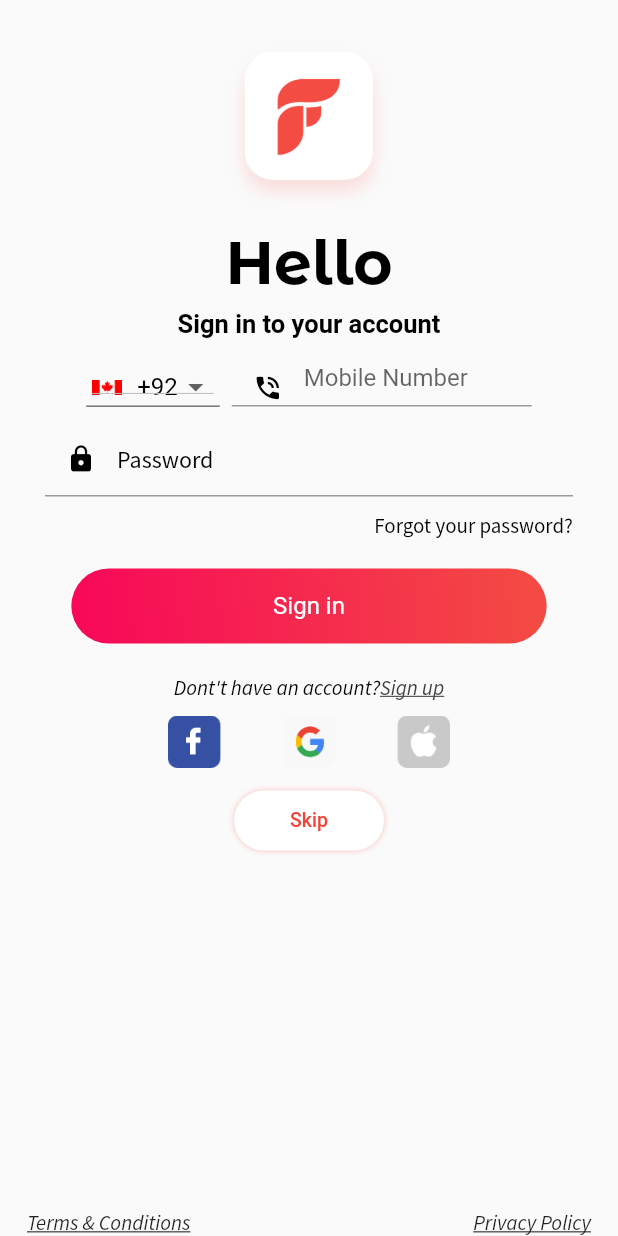
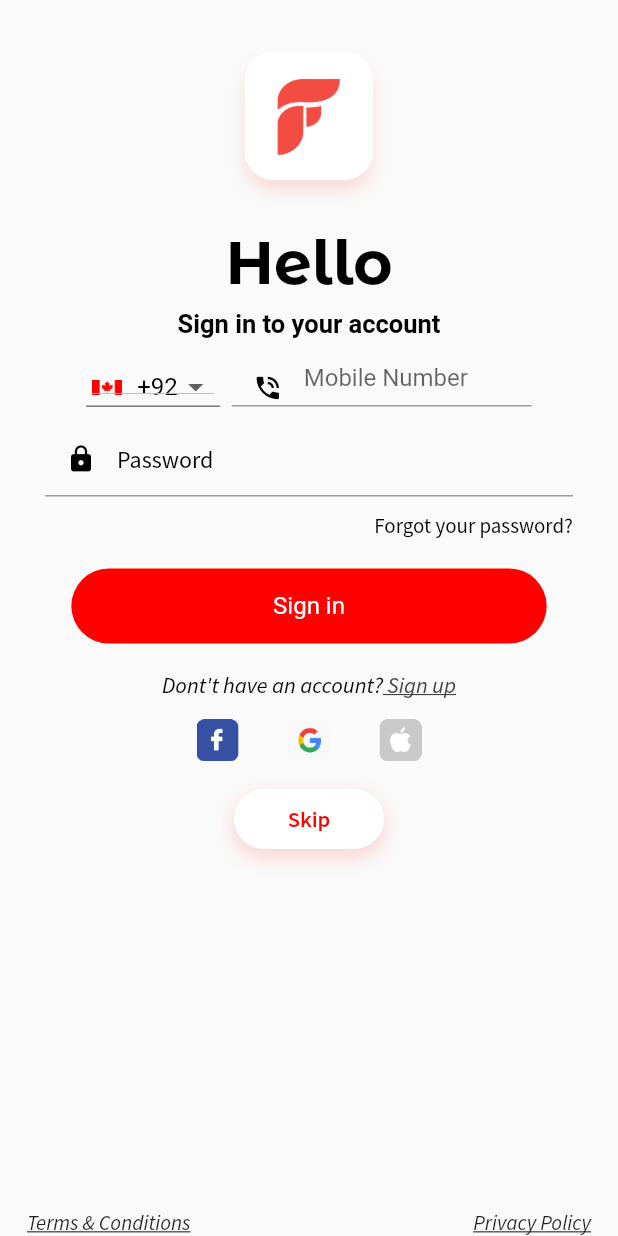
Before and after one commit to osamazaman/Charles_app-main, a Flutter app: the screen it shows after launch, after a tap on "Next", on a phone screen of 412 x 824 dp. Run offline on Flutter 3.47's test engine with Material 2 defaults, Android fonts, the phone set to English and light mode, and no system bars; our stand-ins replace animated_splash_screen, country_code_picker, datetime_picker_formfield, firebase_auth, flutter_rating_bar, getflutter and 2 more; missing offline and left inert: awesome_card, number_inc_dec, polygon_clipper; accounts and stored records are empty; Roboto replaces fonts that are missing (asdf, monr); project files that could hold a hidden picture were left out.

```diff
--- a/lib/Model/servicesHomePage/servicesCard.dart
+++ b/lib/Model/servicesHomePage/servicesCard.dart
@@ -75,6 +75,7 @@ class ServiceCards extends State<ServiceCard> {
                   children: [
                     Padding(
                       padding: const EdgeInsets.only(top:75),
+                      child: Center(
                         child: Text(
                           services.text,
                           style: TextStyle(
@@ -82,12 +83,15 @@ class ServiceCards extends State<ServiceCard> {
                               color: Colors.white, fontSize: 17),
                         ),
                       ),
-                    Text(
+                    ),
+                    Center(
+                      child: Text(
                         services.text2,
                         style: TextStyle(
                             fontFamily:'monr',
                             color: Colors.white,
                         fontSize: 12),
+                      ),
                     )
                   ],
                 ),
--- a/lib/View/IntroPages/introPages.dart
+++ b/lib/View/IntroPages/introPages.dart
@@ -1,4 +1,5 @@
 import 'package:charles_app/View/login/Loginnn.dart';
+import 'package:charles_app/assets/appColors/appColors.dart';
 import 'package:flutter/cupertino.dart';
 import 'package:flutter/material.dart';
 
@@ -310,12 +311,14 @@ class _IntroPageState extends State<IntroPage> {
                             MediaQuery.of(context).size.width / 1.2,
                             height: 50,
                             decoration: BoxDecoration(
-                              gradient: LinearGradient(colors: <Color>[
-                                Color.fromRGBO(248, 7, 89, 1),
-                                Color.fromRGBO(243, 76, 67, 1)
+                              // gradient: LinearGradient(colors: <Color>[
+                              //   Color.fromRGBO(248, 7, 89, 1),
+                              //   Color.fromRGBO(243, 76, 67, 1)
 
-                              ], begin: Alignment.bottomLeft),
+
+                              // ], begin: Alignment.bottomLeft),
 //                              color: Color.fromRGBO(119, 0, 0, 1),
+                              color:appColors.redColor,
 
                               borderRadius: BorderRadius.circular(60.0),
                             ),
--- a/lib/View/login/Loginnn.dart
+++ b/lib/View/login/Loginnn.dart
@@ -2,6 +2,7 @@ import 'package:charles_app/Component/dropDownFlags.dart';
 import 'package:charles_app/View/login/forgotPassword.dart';
 import 'package:charles_app/View/login/otp.dart';
 import 'package:charles_app/View/login/signup.dart';
+import 'package:charles_app/assets/appColors/appColors.dart';
 import 'package:country_code_picker/country_code_picker.dart';
 import 'package:firebase_auth/firebase_auth.dart';
 import 'package:flutter/material.dart';
@@ -175,12 +176,13 @@ class _LoginnState extends State<Loginn> {
                   MediaQuery.of(context).size.width / 1.3,
                   height: 50,
                   decoration: BoxDecoration(
-                    gradient: LinearGradient(colors: <Color>[
-                      Color.fromRGBO(248, 7, 89, 1),
-                      Color.fromRGBO(243, 76, 67, 1)
-                    ], begin: Alignment.bottomLeft),
+                    // gradient: LinearGradient(colors: <Color>[
+                    //   Color.fromRGBO(248, 7, 89, 1),
+                    //   Color.fromRGBO(243, 76, 67, 1)
+                    // ], begin: Alignment.bottomLeft),
 //                              color: Color.fromRGBO(119, 0, 0, 1),
 
+                    color:appColors.redColor,
                     borderRadius: BorderRadius.circular(60.0),
                   ),
                   child: Center(
@@ -203,7 +205,7 @@ class _LoginnState extends State<Loginn> {
 //                            _settingModalBottomSheet(context);
                 },
               ),
-              SizedBox(height: 10,),
+              SizedBox(height: 8,),
               Row(
                 mainAxisAlignment: MainAxisAlignment.center ,
                 children: <Widget>[
@@ -214,18 +216,18 @@ class _LoginnState extends State<Loginn> {
                         fontFamily: "soui",
                         fontStyle: FontStyle.italic,
                         color: Colors.black,
-                        fontSize: 14),textAlign: TextAlign.right,
+                        fontSize: 15),textAlign: TextAlign.right,
                     ),
                   ),
                   Padding(
                     padding: const EdgeInsets.only(top: 10),
                     child: InkWell(
                       child: Text(
-                        "Sign up",style: TextStyle(
+                        " Sign up",style: TextStyle(
                         fontFamily: "soui",
                         fontStyle: FontStyle.italic,
                         color: Colors.grey[800],
-                        fontSize: 14,
+                        fontSize: 15,
                         decoration: TextDecoration.underline,
                       ),textAlign: TextAlign.right,
                       ),
@@ -244,7 +246,7 @@ class _LoginnState extends State<Loginn> {
               ),
               SizedBox(height: 10,),
               Container(
-                  width: MediaQuery.of(context).size.width,
+                  width: 150,
                   height: 35,
                   child: Image.asset("lib/assets/images/logos.png")
               ),
@@ -257,9 +259,9 @@ class _LoginnState extends State<Loginn> {
                   color: Colors.white,
                   boxShadow: [BoxShadow(
                     color: Colors.red.withOpacity(0.2),
-                    blurRadius: 2,
+                    blurRadius: 10,
                     spreadRadius: 1,
-                    // offset: Offset(0,2),
+                    offset: Offset(0,5),
                   )],
                 ),
                 child: FlatButton(
@@ -274,7 +276,7 @@ class _LoginnState extends State<Loginn> {
                   },
                   child: Text(
                     "Skip",
-                    style: TextStyle(fontSize: 13.0, color: Colors.red, fontFamily: "monr"),
+                    style: TextStyle(fontSize: 15.0, color:appColors.redColor, fontFamily: "sspsb"),
                   ),
                 ),
               ),
--- a/lib/View/login/forgotPassword.dart
+++ b/lib/View/login/forgotPassword.dart
@@ -1,3 +1,4 @@
+import 'package:charles_app/assets/appColors/appColors.dart';
 import 'package:flutter/material.dart';
 
 class forgotPw extends StatefulWidget {
@@ -71,7 +72,7 @@ class _forgotPwState extends State<forgotPw> {
                       spreadRadius: 1,
                       offset: Offset(0,2),
                     )],
-                    color: Colors.red,
+                    color:appColors.redColor,
                   ),
                   child: FlatButton(
                     textColor: Colors.white,
--- a/pubspec.yaml
+++ b/pubspec.yaml
@@ -97,6 +97,9 @@ flutter:
     - family: opsb
       fonts:
         - asset: fonts/OpenSans-Bold.ttf
+    - family: sspsb
+      fonts:
+        - asset: fonts/SourceSansPro-SemiBold.ttf
 
 
 
```
Also changed, not shown: lib/View/Homepage/Home.dart (+12 -13 lines), fonts/SourceSansPro-SemiBold.ttf (added), lib/assets/images/socials.png. Lines whose indentation alone changed are shown as unchanged.
